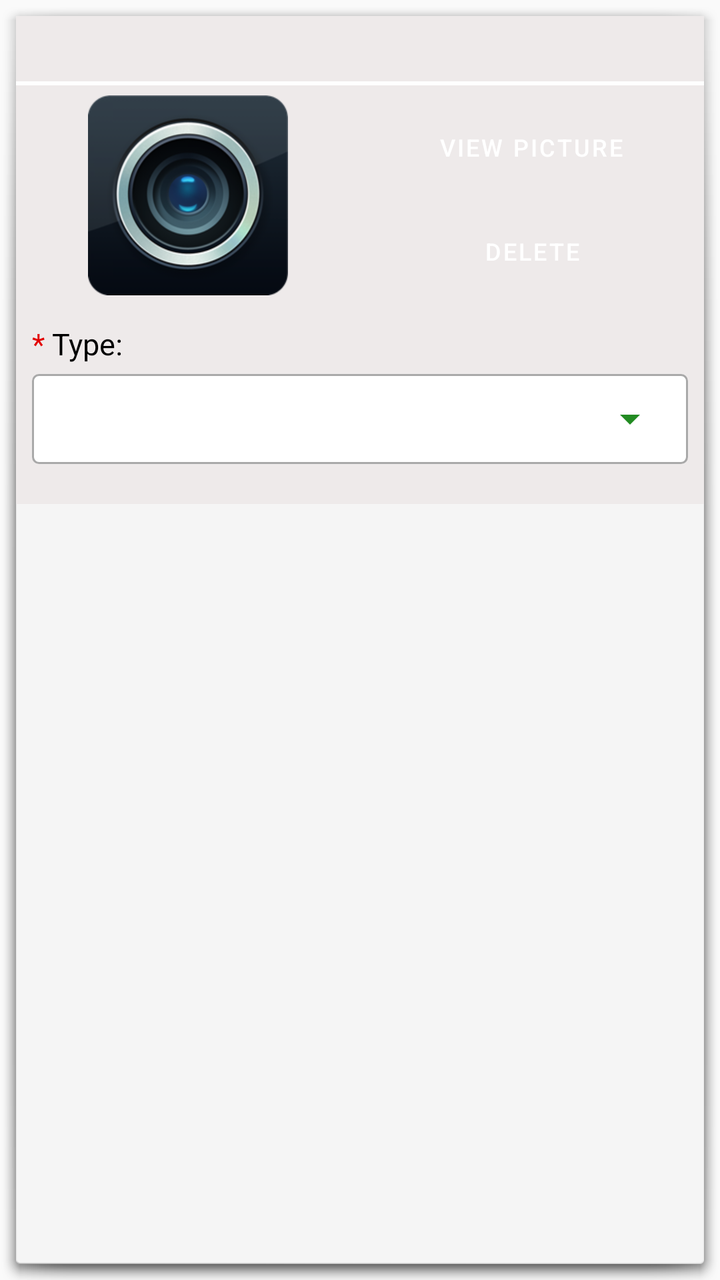
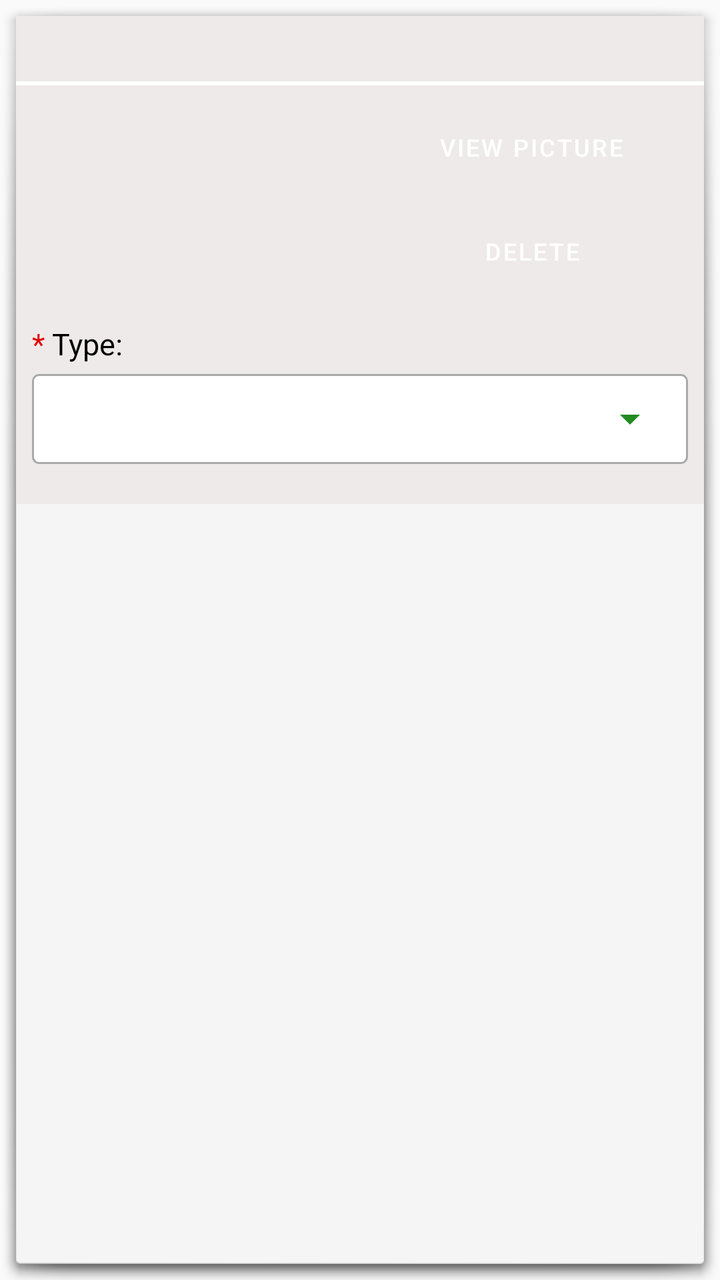

Screens rendered from an Android XML layout before and after an edit, with the pre-edit source and the edit as a unified diff.
<!-- AndroidManifest.xml: application theme Theme.Survey -->
<!-- res/layout/card_picture.xml -->
<?xml version="1.0" encoding="utf-8"?>
<LinearLayout xmlns:android="http://schemas.android.com/apk/res/android"
    android:layout_width="match_parent"
    android:layout_height="wrap_content"
    android:background="@android:drawable/dialog_holo_light_frame"
    android:orientation="vertical">

    <LinearLayout
        android:layout_width="match_parent"
        android:layout_height="wrap_content"
        android:background="@color/album_card_form_bg"
        android:orientation="vertical">

        <TextView
            android:id="@+id/priorityTView"
            android:layout_width="match_parent"
            android:layout_height="wrap_content"
            android:layout_marginTop="5dp"
            android:gravity="center"
            android:textColor="@color/black"
            android:textSize="17sp" />

        <View
            android:layout_width="match_parent"
            android:layout_height="2dp"
            android:layout_marginTop="5dp"
            android:background="@color/white" />

        <LinearLayout
            android:layout_width="match_parent"
            android:layout_height="wrap_content"
            android:layout_marginTop="5dp"
            android:layout_marginBottom="5dp"
            android:orientation="horizontal">

            <LinearLayout
                android:layout_width="0dp"
                android:layout_height="wrap_content"
                android:layout_weight="1"
                android:gravity="center">

                <ImageView
                    android:id="@+id/image"
                    android:layout_width="100dp"
                    android:layout_height="100dp"
                    android:layout_gravity="center"
                    android:contentDescription="@string/picture_icon"
                    android:src="@drawable/ic_camera_colored" />
            </LinearLayout>

            <LinearLayout
                android:id="@+id/btn_layout"
                android:layout_width="0dp"
                android:layout_height="wrap_content"
                android:layout_weight="1"
                android:gravity="center"
                android:layout_gravity="center"
                android:orientation="vertical">

                <Button
                    style="?android:attr/buttonBarButtonStyle"
                    android:id="@+id/viewBtn"
                    android:layout_width="wrap_content"
                    android:layout_height="wrap_content"
                    android:layout_margin="2dp"
                    android:background="#006607"
                    android:minWidth="110dp"
                    android:padding="10dp"
                    android:text="@string/view_picture"
                    android:textColor="#ffffff"
                    android:textSize="@dimen/margin_12sp" />

                <Button
                    style="?android:attr/buttonBarButtonStyle"
                    android:id="@+id/deleteBtn"
                    android:layout_width="wrap_content"
                    android:layout_height="wrap_content"
                    android:layout_margin="2dp"
                    android:background="#970000"
                    android:minWidth="110dp"
                    android:padding="10dp"
                    android:text="@string/delete"
                    android:textColor="#ffffff"
                    android:textSize="@dimen/margin_12sp" />
            </LinearLayout>
        </LinearLayout>

        <TableLayout
            android:id="@+id/layout_picture_type"
            android:layout_width="match_parent"
            android:layout_height="wrap_content"
            android:paddingLeft="8dp"
            android:paddingRight="8dp"
            android:paddingBottom="10dp">

            <TableRow android:layout_marginTop="5dp">

                <TextView
                    android:layout_width="wrap_content"
                    android:layout_height="wrap_content"
                    android:gravity="start"
                    android:text="@string/asterisk"
                    android:textColor="@color/textCompulsoryColor"
                    android:textSize="@dimen/edittext_title_size" />

                <TextView
                    android:layout_width="0dp"
                    android:layout_height="wrap_content"
                    android:layout_weight="1"
                    android:text="@string/type"
                    android:textColor="@color/Black"
                    android:textSize="@dimen/edittext_title_size" />
            </TableRow>

            <TableRow android:layout_marginTop="5dp">

                <LinearLayout
                    android:layout_width="0dp"
                    android:layout_height="@dimen/edittext_height"
                    android:layout_weight="1"
                    android:background="@drawable/textfield_area_bg">

                    <Spinner
                        android:id="@+id/sp_picture_type"
                        android:layout_width="match_parent"
                        android:layout_height="match_parent"
                        android:layout_margin="5dp" />

                </LinearLayout>
            </TableRow>

            <TableRow
                android:layout_marginTop="10dp"
                android:paddingTop="0dp">

                <LinearLayout
                    android:id="@+id/layout_other_picture_description"
                    android:layout_width="0dp"
                    android:layout_height="@dimen/edittext_height"
                    android:layout_gravity="center"
                    android:layout_weight="1"
                    android:visibility="gone"
                    android:background="@drawable/textfield_area_bg"
                    android:gravity="center_vertical"
                    android:minHeight="@dimen/edittext_height">

                    <androidx.appcompat.widget.AppCompatEditText
                        android:id="@+id/et_picture_other_type"
                        android:layout_width="match_parent"
                        android:layout_height="match_parent"
                        android:layout_gravity="center"
                        android:layout_margin="5dp"
                        android:background="@android:color/transparent"
                        android:digits="0123456789qwertyuioplkjhgfdsazxcvbnmQWERTYUIOPLKJHGFDSAZXCVBNM .-_"
                        android:focusable="true"
                        android:focusableInTouchMode="true"
                        android:gravity="center_vertical"
                        android:hint="@string/please_specify"
                        android:inputType="textCapWords|textMultiLine"
                        android:maxLength="100"
                        android:padding="2dp"
                        android:textColor="@color/Black"
                        android:textSize="@dimen/edittext_input_size" />
                </LinearLayout>
            </TableRow>
        </TableLayout>

    </LinearLayout>

</LinearLayout>
<!-- resources referenced by this layout -->
<resources>
  <color name="Black">#000000</color>
  <color name="album_card_form_bg">#EEEAEA</color>
  <color name="black">#FF000000</color>
  <color name="textCompulsoryColor">#e20000</color>
  <color name="white">#FFF</color>
  <dimen name="edittext_height">@dimen/margin_45dp</dimen>
  <dimen name="edittext_input_size">@dimen/margin_16sp</dimen>
  <dimen name="edittext_title_size">@dimen/margin_15sp</dimen>
  <dimen name="margin_12sp">12.00sp</dimen>
  <!-- drawable ic_camera_colored: png bitmap (drawable, 42141 bytes) -->
  <!-- drawable textfield_area_bg (drawable) -->
  <?xml version="1.0" encoding="utf-8"?>
  <selector xmlns:android="http://schemas.android.com/apk/res/android">
      <item>
          <shape android:shape="rectangle">
              <solid android:color="#fff" />
              <corners android:radius="3dp" />
              <stroke android:width="1dp" android:color="@color/DarkGray" />
          </shape>
      </item>
  </selector>
  <string name="asterisk">"* "</string>
  <string name="delete">Delete</string>
  <string name="picture_icon">Picture Icon</string>
  <string name="please_specify">Please specify:</string>
  <string name="type">Type:</string>
  <string name="view_picture">View Picture</string>
  <dimen name="margin_45dp">45.00dp</dimen>
  <dimen name="margin_16sp">16.00sp</dimen>
  <dimen name="margin_15sp">15.00sp</dimen>
  <color name="DarkGray" type="color">#FFA9A9A9</color>
  <color name="forest_green">#228B22</color>
  <color name="forest_green_dark">#1B5E20</color>
  <color name="MediumVioletRed" type="color">#FFC71585</color>
  <color name="MediumVioletRed_dark">#A01466</color>
  <color name="light_surface">#FFFFFF</color>
  <color name="light_on_surface">#000000</color>
  <color name="light_background">#FAFAFA</color>
  <color name="light_on_background">#000000</color>
  <color name="light_text_primary">#212121</color>
  <color name="light_text_secondary">#757575</color>
  <color name="forest_green_light">#4CAF50</color>
  <style name="LightActionBar" parent="Widget.MaterialComponents.ActionBar.Solid">
          <item name="android:background">@color/forest_green</item>
          <item name="titleTextStyle">@style/LightActionBar.TitleText</item>
          <item name="subtitleTextStyle">@style/LightActionBar.SubtitleText</item>
          <item name="android:theme">@style/ThemeOverlay.AppCompat.Dark.ActionBar</item>
      </style>
  <style name="LightToolbar" parent="Widget.MaterialComponents.Toolbar">
          <item name="android:background">@color/forest_green</item>
          <item name="titleTextColor">@color/white</item>
          <item name="subtitleTextColor">@color/white</item>
          <item name="android:theme">@style/ThemeOverlay.AppCompat.Dark.ActionBar</item>
      </style>
  <color name="light_icon_color">#616161</color>
  <style name="SpinnerDropdownText" parent="TextAppearance.AppCompat.Body1">
          <item name="android:textColor">@color/spinner_selected_color</item>
      </style>
  <style name="SpinnerSelectedText" parent="TextAppearance.AppCompat.Body1">
          <item name="android:textColor">@color/spinner_selected_color</item>
      </style>
  <style name="LightActionBar.TitleText" parent="TextAppearance.AppCompat.Widget.ActionBar.Title">
          <item name="android:textColor">@color/white</item>
  
  
      </style>
  <style name="LightActionBar.SubtitleText" parent="TextAppearance.AppCompat.Widget.ActionBar.Subtitle">
          <item name="android:textColor">@color/white</item>
      </style>
  <color name="spinner_selected_color">#000000</color>
  <!-- unchanged entries left out for length: 1 -->
</resources>

<!-- the commit's change to res/layout/card_picture.xml (unified diff, before → after) -->
@@ -39,13 +39,7 @@
                 android:layout_weight="1"
                 android:gravity="center">
 
-                <ImageView
-                    android:id="@+id/image"
-                    android:layout_width="100dp"
-                    android:layout_height="100dp"
-                    android:layout_gravity="center"
-                    android:contentDescription="@string/picture_icon"
-                    android:src="@drawable/ic_camera_colored" />
+
             </LinearLayout>
 
             <LinearLayout
<!-- resource entries referenced after the edit -->
@@ -9,7 +9,6 @@
   <dimen name="edittext_input_size">@dimen/margin_16sp</dimen>
   <dimen name="edittext_title_size">@dimen/margin_15sp</dimen>
   <dimen name="margin_12sp">12.00sp</dimen>
-  <!-- drawable ic_camera_colored: png bitmap (drawable, 42141 bytes) -->
   <!-- drawable textfield_area_bg (drawable) -->
   <?xml version="1.0" encoding="utf-8"?>
   <selector xmlns:android="http://schemas.android.com/apk/res/android">
@@ -23,7 +22,6 @@
   </selector>
   <string name="asterisk">"* "</string>
   <string name="delete">Delete</string>
-  <string name="picture_icon">Picture Icon</string>
   <string name="please_specify">Please specify:</string>
   <string name="type">Type:</string>
   <string name="view_picture">View Picture</string>
